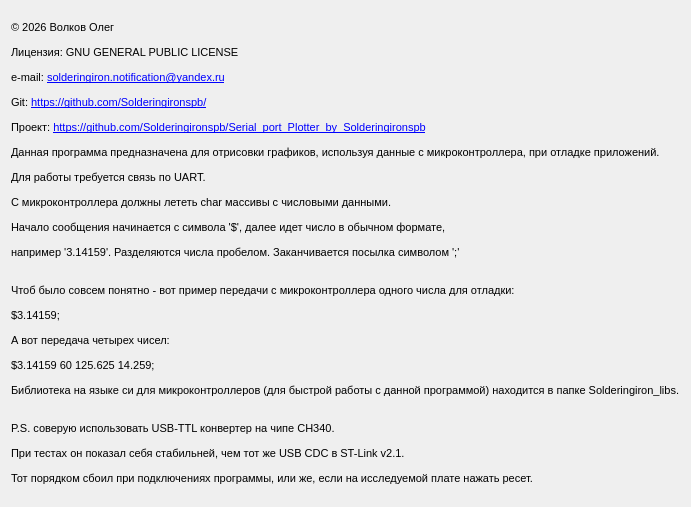
Solderingironspb/Serial_port_Plotter_by_Solderingironspb, file src/about.ui: the form before one commit.
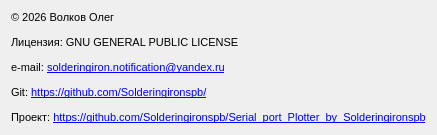
The form after the commit.

Patch:
```diff
--- a/src/about.ui
+++ b/src/about.ui
@@ -6,16 +6,28 @@
    <rect>
     <x>0</x>
     <y>0</y>
-    <width>684</width>
-    <height>507</height>
+    <width>432</width>
+    <height>131</height>
    </rect>
   </property>
+  <property name="sizePolicy">
+   <sizepolicy hsizetype="Minimum" vsizetype="Minimum">
+    <horstretch>0</horstretch>
+    <verstretch>0</verstretch>
+   </sizepolicy>
+  </property>
   <property name="windowTitle">
    <string>Form</string>
   </property>
   <layout class="QGridLayout" name="gridLayout">
    <item row="0" column="0">
     <widget class="QLabel" name="label">
+     <property name="sizePolicy">
+      <sizepolicy hsizetype="Minimum" vsizetype="Minimum">
+       <horstretch>0</horstretch>
+       <verstretch>0</verstretch>
+      </sizepolicy>
+     </property>
      <property name="text">
       <string>&lt;!DOCTYPE HTML PUBLIC &quot;-//W3C//DTD HTML 4.0//EN&quot; &quot;http://www.w3.org/TR/REC-html40/strict.dtd&quot;&gt;
 &lt;html&gt;&lt;head&gt;&lt;meta name=&quot;qrichtext&quot; content=&quot;1&quot; /&gt;&lt;style type=&quot;text/css&quot;&gt;
@@ -25,20 +37,7 @@
 &lt;p align=&quot;justify&quot; style=&quot; margin-top:12px; margin-bottom:12px; margin-left:0px; margin-right:0px; -qt-block-indent:0; text-indent:0px;&quot;&gt;Лицензия: GNU GENERAL PUBLIC LICENSE&lt;/p&gt;
 &lt;p align=&quot;justify&quot; style=&quot; margin-top:12px; margin-bottom:12px; margin-left:0px; margin-right:0px; -qt-block-indent:0; text-indent:0px;&quot;&gt;e-mail: &lt;a href=&quot;mailto:solderingiron.notification@yandex.ru&quot;&gt;&lt;span style=&quot; text-decoration: underline; color:#0000ff;&quot;&gt;solderingiron.notification@yandex.ru&lt;/span&gt;&lt;/a&gt;&lt;/p&gt;
 &lt;p align=&quot;justify&quot; style=&quot; margin-top:12px; margin-bottom:12px; margin-left:0px; margin-right:0px; -qt-block-indent:0; text-indent:0px;&quot;&gt;Git: &lt;a href=&quot;https://github.com/Solderingironspb/&quot;&gt;&lt;span style=&quot; text-decoration: underline; color:#0000ff;&quot;&gt;https://github.com/Solderingironspb/&lt;/span&gt;&lt;/a&gt;&lt;/p&gt;
-&lt;p style=&quot; margin-top:12px; margin-bottom:12px; margin-left:0px; margin-right:0px; -qt-block-indent:0; text-indent:0px;&quot;&gt;Проект: &lt;a href=&quot;https://github.com/Solderingironspb/Serial_port_Plotter_by_Solderingironspb&quot;&gt;&lt;span style=&quot; text-decoration: underline; color:#0000ff;&quot;&gt;https://github.com/Solderingironspb/Serial_port_Plotter_by_Solderingironspb&lt;/span&gt;&lt;/a&gt;&lt;/p&gt;
-&lt;p align=&quot;justify&quot; style=&quot; margin-top:12px; margin-bottom:12px; margin-left:0px; margin-right:0px; -qt-block-indent:0; text-indent:0px;&quot;&gt;Данная программа предназначена для отрисовки графиков, используя данные с микроконтроллера, при отладке приложений.&lt;/p&gt;
-&lt;p align=&quot;justify&quot; style=&quot; margin-top:12px; margin-bottom:12px; margin-left:0px; margin-right:0px; -qt-block-indent:0; text-indent:0px;&quot;&gt;Для работы требуется связь по UART.&lt;/p&gt;
-&lt;p align=&quot;justify&quot; style=&quot; margin-top:12px; margin-bottom:12px; margin-left:0px; margin-right:0px; -qt-block-indent:0; text-indent:0px;&quot;&gt;С микроконтроллера должны лететь char массивы с числовыми данными.&lt;/p&gt;
-&lt;p align=&quot;justify&quot; style=&quot; margin-top:12px; margin-bottom:12px; margin-left:0px; margin-right:0px; -qt-block-indent:0; text-indent:0px;&quot;&gt;Начало сообщения начинается с символа '$', далее идет число в обычном формате, &lt;/p&gt;
-&lt;p align=&quot;justify&quot; style=&quot; margin-top:12px; margin-bottom:12px; margin-left:0px; margin-right:0px; -qt-block-indent:0; text-indent:0px;&quot;&gt;например '3.14159'. Разделяются числа пробелом. Заканчивается посылка символом ';'&lt;br /&gt;&lt;/p&gt;
-&lt;p align=&quot;justify&quot; style=&quot; margin-top:12px; margin-bottom:12px; margin-left:0px; margin-right:0px; -qt-block-indent:0; text-indent:0px;&quot;&gt;Чтоб было совсем понятно - вот пример передачи с микроконтроллера одного числа для отладки:&lt;/p&gt;
-&lt;p align=&quot;justify&quot; style=&quot; margin-top:12px; margin-bottom:12px; margin-left:0px; margin-right:0px; -qt-block-indent:0; text-indent:0px;&quot;&gt;$3.14159;&lt;/p&gt;
-&lt;p align=&quot;justify&quot; style=&quot; margin-top:12px; margin-bottom:12px; margin-left:0px; margin-right:0px; -qt-block-indent:0; text-indent:0px;&quot;&gt;А вот передача четырех чисел:&lt;/p&gt;
-&lt;p align=&quot;justify&quot; style=&quot; margin-top:12px; margin-bottom:12px; margin-left:0px; margin-right:0px; -qt-block-indent:0; text-indent:0px;&quot;&gt;$3.14159 60 125.625 14.259;&lt;/p&gt;
-&lt;p align=&quot;justify&quot; style=&quot; margin-top:12px; margin-bottom:12px; margin-left:0px; margin-right:0px; -qt-block-indent:0; text-indent:0px;&quot;&gt;Библиотека на языке си для микроконтроллеров (для быстрой работы с данной программой) находится в папке Solderingiron_libs.&lt;/p&gt;
-&lt;p align=&quot;justify&quot; style=&quot; margin-top:12px; margin-bottom:12px; margin-left:0px; margin-right:0px; -qt-block-indent:0; text-indent:0px;&quot;&gt;&lt;br /&gt;P.S. соверую использовать USB-TTL конвертер на чипе CH340.&lt;/p&gt;
-&lt;p align=&quot;justify&quot; style=&quot; margin-top:12px; margin-bottom:12px; margin-left:0px; margin-right:0px; -qt-block-indent:0; text-indent:0px;&quot;&gt;При тестах он показал себя стабильней, чем тот же USB CDC в ST-Link v2.1.&lt;/p&gt;
-&lt;p align=&quot;justify&quot; style=&quot; margin-top:12px; margin-bottom:12px; margin-left:0px; margin-right:0px; -qt-block-indent:0; text-indent:0px;&quot;&gt;Тот порядком сбоил при подключениях программы, или же, если на исследуемой плате нажать ресет. &lt;/p&gt;&lt;/body&gt;&lt;/html&gt;</string>
+&lt;p style=&quot; margin-top:12px; margin-bottom:12px; margin-left:0px; margin-right:0px; -qt-block-indent:0; text-indent:0px;&quot;&gt;Проект: &lt;a href=&quot;https://github.com/Solderingironspb/Serial_port_Plotter_by_Solderingironspb&quot;&gt;&lt;span style=&quot; text-decoration: underline; color:#0000ff;&quot;&gt;https://github.com/Solderingironspb/Serial_port_Plotter_by_Solderingironspb&lt;/span&gt;&lt;/a&gt;&lt;/p&gt;&lt;/body&gt;&lt;/html&gt;</string>
      </property>
      <property name="openExternalLinks">
       <bool>true</bool>
```
